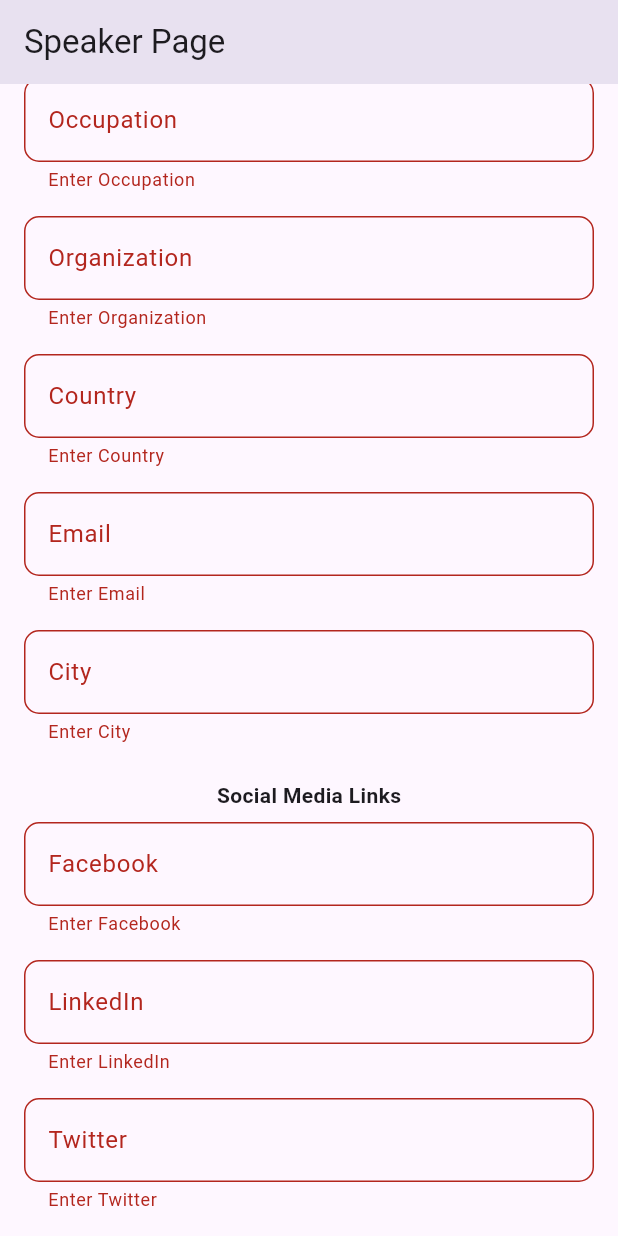
After one commit to chavdamohit1230/peersglobal-event_admin, a Flutter app: the Speaker screen opened by its route, scrolled down 260 dp, after a tap on "Save Speaker", on a phone screen of 412 x 824 dp. The commit adds this screen. Run offline on Flutter 3.47's test engine with Material 3 defaults, Android fonts, the light colour scheme and no system bars; our stand-ins replace cloud_firestore, firebase_core, firebase_storage, go_router, image_picker; accounts and stored records are empty; network calls fail.

Commit message:
final commit

```diff
--- a/lib/modelclass/mynetwork_model.dart
+++ b/lib/modelclass/mynetwork_model.dart
@@ -22,6 +22,8 @@ class Mynetwork{
    final String? otherinfo;
    final String? purposeOfAttending;
    final String? brandname;
+  final List<String>? socialLinks;
+  final String? compayname;
 
   Mynetwork({
 
@@ -44,7 +46,9 @@ class Mynetwork{
     this.companywebsite,
     this.contry,
     this.city,
-    this.businessLocation
+    this.compayname,
+    this.businessLocation,
+    this.socialLinks,
 
 });
 
--- a/lib/pages/admin_home_screen.dart
+++ b/lib/pages/admin_home_screen.dart
@@ -80,7 +80,7 @@ class _AdminHomeScreenState extends State<AdminHomeScreen> {
                   context.push('/managesponsor');
                 }),
                 _buildDashboardCard("Speakers ", Icons.mic, Colors.deepOrange, () {
-                  context.push('/speakers');
+                  context.push('/speaker');
                 }),
                 _buildDashboardCard("Event Timeline", Icons.timeline, Colors.teal, () {
                   context.push('/timeline');
--- /dev/null
+++ b/lib/pages/speaker.dart
@@ -0,0 +1,360 @@
+import 'dart:typed_data';
+import 'package:flutter/material.dart';
+import 'package:cloud_firestore/cloud_firestore.dart';
+import 'package:firebase_storage/firebase_storage.dart';
+import 'package:image_picker/image_picker.dart';
+import 'package:url_launcher/url_launcher.dart';
+
+class Speaker extends StatefulWidget {
+  const Speaker({super.key});
+
+  @override
+  State<Speaker> createState() => _SpeakerState();
+}
+
+class _SpeakerState extends State<Speaker> {
+  final _formKey = GlobalKey<FormState>();
+
+  // Controllers
+  final nameController = TextEditingController();
+  final occupationController = TextEditingController();
+  final organizationController = TextEditingController();
+  final countryController = TextEditingController();
+  final emailController = TextEditingController();
+  final cityController = TextEditingController();
+  final facebookController = TextEditingController();
+  final linkedinController = TextEditingController();
+  final twitterController = TextEditingController();
+  final instagramController = TextEditingController();
+
+  Uint8List? _webImage;
+  bool _isLoading = false;
+  String? _editingDocId;
+
+  // Pick Image
+  Future<void> pickImage() async {
+    final picker = ImagePicker();
+    final XFile? picked = await picker.pickImage(source: ImageSource.gallery);
+    if (picked != null) {
+      _webImage = await picked.readAsBytes();
+      setState(() {});
+    }
+  }
+
+  // Upload image
+  Future<String> uploadImage() async {
+    if (_webImage == null) return "";
+    String fileName = DateTime.now().millisecondsSinceEpoch.toString();
+    Reference ref = FirebaseStorage.instance.ref().child('speakerimage/$fileName.jpg');
+    await ref.putData(_webImage!, SettableMetadata(contentType: 'image/jpeg'));
+    return await ref.getDownloadURL();
+  }
+
+  // Save/Update
+  Future<void> saveSpeaker() async {
+    if (_formKey.currentState!.validate()) {
+      setState(() => _isLoading = true);
+      try {
+        String imageUrl = "";
+        if (_webImage != null) imageUrl = await uploadImage();
+        List<String> socialLinks = [
+          facebookController.text.trim(),
+          linkedinController.text.trim(),
+          twitterController.text.trim(),
+          instagramController.text.trim(),
+        ];
+
+        if (_editingDocId != null) {
+          Map<String, dynamic> dataToUpdate = {
+            "name": nameController.text.trim(),
+            "occupation": occupationController.text.trim(),
+            "organization": organizationController.text.trim(),
+            "country": countryController.text.trim(),
+            "email": emailController.text.trim(),
+            "city": cityController.text.trim(),
+            "socialLinks": socialLinks,
+          };
+          if (imageUrl.isNotEmpty) dataToUpdate["imageUrl"] = imageUrl;
+          await FirebaseFirestore.instance.collection("speakers").doc(_editingDocId).update(dataToUpdate);
+          ScaffoldMessenger.of(context).showSnackBar(const SnackBar(content: Text("Speaker updated!")));
+        } else {
+          await FirebaseFirestore.instance.collection("speakers").add({
+            "name": nameController.text.trim(),
+            "occupation": occupationController.text.trim(),
+            "organization": organizationController.text.trim(),
+            "country": countryController.text.trim(),
+            "email": emailController.text.trim(),
+            "city": cityController.text.trim(),
+            "imageUrl": imageUrl,
+            "socialLinks": socialLinks,
+            "createdAt": FieldValue.serverTimestamp(),
+          });
+          ScaffoldMessenger.of(context).showSnackBar(const SnackBar(content: Text("Speaker added!")));
+        }
+        _clearForm();
+      } catch (e) {
+        ScaffoldMessenger.of(context).showSnackBar(SnackBar(content: Text("Error: $e")));
+      } finally {
+        setState(() => _isLoading = false);
+      }
+    }
+  }
+
+  // Delete
+  void deleteSpeaker(String docId) async {
+    bool confirm = await showDialog(
+      context: context,
+      builder: (ctx) => AlertDialog(
+        title: const Text("Delete Speaker"),
+        content: const Text("Are you sure you want to delete this speaker?"),
+        actions: [
+          TextButton(onPressed: () => Navigator.pop(ctx, false), child: const Text("Cancel")),
+          TextButton(onPressed: () => Navigator.pop(ctx, true), child: const Text("Delete", style: TextStyle(color: Colors.red))),
+        ],
+      ),
+    );
+
+    if (confirm) {
+      await FirebaseFirestore.instance.collection("speakers").doc(docId).delete();
+      ScaffoldMessenger.of(context).showSnackBar(const SnackBar(content: Text("Speaker deleted")));
+    }
+  }
+
+  // Edit
+  void editSpeaker(DocumentSnapshot doc) {
+    _editingDocId = doc.id;
+    var data = doc.data() as Map<String, dynamic>;
+    nameController.text = data["name"] ?? "";
+    occupationController.text = data["occupation"] ?? "";
+    organizationController.text = data["organization"] ?? "";
+    countryController.text = data["country"] ?? "";
+    emailController.text = data["email"] ?? "";
+    cityController.text = data["city"] ?? "";
+    List<String> links = List<String>.from(data["socialLinks"] ?? []);
+    facebookController.text = links.isNotEmpty ? links[0] : "";
+    linkedinController.text = links.length > 1 ? links[1] : "";
+    twitterController.text = links.length > 2 ? links[2] : "";
+    instagramController.text = links.length > 3 ? links[3] : "";
+    setState(() {});
+  }
+
+  void _clearForm() {
+    _formKey.currentState!.reset();
+    nameController.clear();
+    occupationController.clear();
+    organizationController.clear();
+    countryController.clear();
+    emailController.clear();
+    cityController.clear();
+    facebookController.clear();
+    linkedinController.clear();
+    twitterController.clear();
+    instagramController.clear();
+    _webImage = null;
+    _editingDocId = null;
+    setState(() {});
+  }
+
+  Widget buildTextField(TextEditingController controller, String label) {
+    return Padding(
+      padding: const EdgeInsets.symmetric(vertical: 8),
+      child: TextFormField(
+        controller: controller,
+        validator: (val) => val == null || val.isEmpty ? "Enter $label" : null,
+        decoration: InputDecoration(
+          labelText: label,
+          border: OutlineInputBorder(borderRadius: BorderRadius.circular(10)),
+        ),
+      ),
+    );
+  }
+
+  // Modern Card Design
+  Widget buildSpeakerCard(DocumentSnapshot doc) {
+    var data = doc.data() as Map<String, dynamic>;
+    List<String> links = List<String>.from(data["socialLinks"] ?? []);
+
+    Widget buildRow(String label, String value, {bool isLink = false, String? url}) {
+      return Padding(
+        padding: const EdgeInsets.symmetric(vertical: 2),
+        child: Row(
+          crossAxisAlignment: CrossAxisAlignment.start,
+          children: [
+            Text("$label: ",
+                style: const TextStyle(
+                    fontWeight: FontWeight.bold, color: Colors.white, fontSize: 14)),
+            Expanded(
+              child: isLink && url != null && url.isNotEmpty
+                  ? GestureDetector(
+                onTap: () => launchUrl(Uri.parse(url)),
+                child: Text(value,
+                    style: const TextStyle(
+                        color: Colors.blueAccent,
+                        decoration: TextDecoration.underline,
+                        fontSize: 14)),
+              )
+                  : Text(value, style: const TextStyle(color: Colors.white, fontSize: 14)),
+            ),
+          ],
+        ),
+      );
+    }
+
+    return Container(
+      margin: const EdgeInsets.symmetric(vertical: 12),
+      decoration: BoxDecoration(
+        gradient: const LinearGradient(
+          colors: [Color(0xFF42A5F5), Color(0xFF90CAF9)],
+          begin: Alignment.topLeft,
+          end: Alignment.bottomRight,
+        ),
+        borderRadius: BorderRadius.circular(20),
+        boxShadow: const [
+          BoxShadow(
+            color: Colors.black26,
+            blurRadius: 6,
+            offset: Offset(0, 4),
+          ),
+        ],
+      ),
+      child: Stack(
+        children: [
+          Padding(
+            padding: const EdgeInsets.all(16),
+            child: Row(
+              crossAxisAlignment: CrossAxisAlignment.start,
+              children: [
+                // Image
+                CircleAvatar(
+                  radius: 50,
+                  backgroundImage: data["imageUrl"] != null && data["imageUrl"] != ""
+                      ? NetworkImage(data["imageUrl"])
+                      : null,
+                  backgroundColor: Colors.white,
+                  child: (data["imageUrl"] == null || data["imageUrl"] == "")
+                      ? const Icon(Icons.person, size: 50, color: Colors.grey)
+                      : null,
+                ),
+                const SizedBox(width: 20),
+                // Info Column
+                Expanded(
+                  child: Column(
+                    crossAxisAlignment: CrossAxisAlignment.start,
+                    children: [
+                      buildRow("Name", data["name"] ?? ""),
+                      buildRow("Occupation", data["occupation"] ?? ""),
+                      buildRow("Organization", data["organization"] ?? ""),
+                      buildRow("City", data["city"] ?? ""),
+                      buildRow("Country", data["country"] ?? ""),
+                      buildRow("Email", data["email"] ?? ""),
+                      buildRow("Facebook", links.isNotEmpty ? links[0] : "",
+                          isLink: true, url: links.isNotEmpty ? links[0] : ""),
+                      buildRow("LinkedIn", links.length > 1 ? links[1] : "",
+                          isLink: true, url: links.length > 1 ? links[1] : ""),
+                      buildRow("Twitter", links.length > 2 ? links[2] : "",
+                          isLink: true, url: links.length > 2 ? links[2] : ""),
+                      buildRow("Instagram", links.length > 3 ? links[3] : "",
+                          isLink: true, url: links.length > 3 ? links[3] : ""),
+                    ],
+                  ),
+                ),
+              ],
+            ),
+          ),
+          // Edit/Delete Buttons
+          Positioned(
+            top: 10,
+            right: 10,
+            child: Column(
+              children: [
+                CircleAvatar(
+                  radius: 18,
+                  backgroundColor: Colors.green,
+                  child: IconButton(
+                    icon: const Icon(Icons.edit, color: Colors.white, size: 18),
+                    onPressed: () => editSpeaker(doc),
+                  ),
+                ),
+                const SizedBox(height: 8),
+                CircleAvatar(
+                  radius: 18,
+                  backgroundColor: Colors.red,
+                  child: IconButton(
+                    icon: const Icon(Icons.delete, color: Colors.white, size: 18),
+                    onPressed: () => deleteSpeaker(doc.id),
+                  ),
+                ),
+              ],
+            ),
+          ),
+        ],
+      ),
+    );
+  }
+
+
+  @override
+  Widget build(BuildContext context) {
+    return Scaffold(
+      appBar: AppBar(title: const Text("Speaker Page")),
+      body: SingleChildScrollView(
+        padding: const EdgeInsets.all(16),
+        child: Form(
+          key: _formKey,
+          child: Column(
+            children: [
+              GestureDetector(
+                onTap: pickImage,
+                child: CircleAvatar(
+                  radius: 60,
+                  backgroundColor: Colors.grey[300],
+                  backgroundImage: _webImage != null ? MemoryImage(_webImage!) : null,
+                  child: _webImage == null ? const Icon(Icons.camera_alt, size: 40, color: Colors.white) : null,
+                ),
+              ),
+              const SizedBox(height: 20),
+              buildTextField(nameController, "Name"),
+              buildTextField(occupationController, "Occupation"),
+              buildTextField(organizationController, "Organization"),
+              buildTextField(countryController, "Country"),
+              buildTextField(emailController, "Email"),
+              buildTextField(cityController, "City"),
+              const SizedBox(height: 16),
+              const Text("Social Media Links", style: TextStyle(fontWeight: FontWeight.bold)),
+              buildTextField(facebookController, "Facebook"),
+              buildTextField(linkedinController, "LinkedIn"),
+              buildTextField(twitterController, "Twitter"),
+              buildTextField(instagramController, "Instagram"),
+              const SizedBox(height: 20),
+              _isLoading
+                  ? const CircularProgressIndicator()
+                  : ElevatedButton(
+                onPressed: saveSpeaker,
+                style: ElevatedButton.styleFrom(
+                  backgroundColor: Colors.blue,
+                  foregroundColor: Colors.white,
+                  padding: const EdgeInsets.symmetric(horizontal: 40, vertical: 15),
+                ),
+                child: Text(_editingDocId != null ? "Update Speaker" : "Save Speaker"),
+              ),
+              const SizedBox(height: 30),
+              StreamBuilder<QuerySnapshot>(
+                stream: FirebaseFirestore.instance.collection("speakers").orderBy("createdAt", descending: true).snapshots(),
+                builder: (ctx, snapshot) {
+                  if (!snapshot.hasData) return const CircularProgressIndicator();
+                  final docs = snapshot.data!.docs;
+                  return ListView.builder(
+                    shrinkWrap: true,
+                    physics: const NeverScrollableScrollPhysics(),
+                    itemCount: docs.length,
+                    itemBuilder: (ctx, i) => buildSpeakerCard(docs[i]),
+                  );
+                },
+              ),
+            ],
+          ),
+        ),
+      ),
+    );
+  }
+}
--- a/lib/routers/rout.dart
+++ b/lib/routers/rout.dart
@@ -8,6 +8,8 @@ import 'package:peersglobaladmin/pages/manageexhibiter.dart';
 import 'package:peersglobaladmin/pages/managefloorplan.dart';
 import 'package:peersglobaladmin/pages/managesponsor.dart';
 import 'package:peersglobaladmin/pages/manageuser.dart';
+import 'package:peersglobaladmin/pages/speaker.dart';
+import 'package:peersglobaladmin/pages/sponsor.dart';
 import 'package:peersglobaladmin/pages/timeline.dart';
 
 
@@ -44,9 +46,13 @@ class AppRout{
       builder: (context, state) => Timeline(),),
 
       GoRoute(path: '/eventprofile',
-        builder: (context, state) => Eventprofile(),)
+        builder: (context, state) => Eventprofile(),),
 
+      GoRoute(path: '/speaker',
+        builder: (context, state) => Speaker(),),
 
+        GoRoute(path: '/sponsor',
+        builder: (context, state) => Sponsor(),)
 
     ]);
 
```
Also changed, not shown: lib/pages/manageexhibiter.dart (+35 -0 lines), lib/pages/manageuser.dart (+11 -2 lines), lib/pages/sponsor.dart (added, +15 -0 lines).
